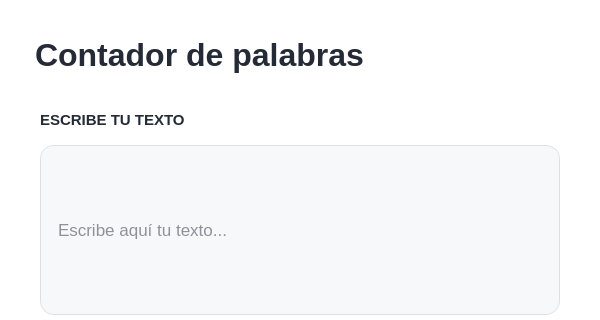
253111996-ai/ContadorPalabrasROMR, file contadorPalabras.ui: the form before one commit; both pictures show x 0 to 600 and y 0 to 320 of the 600 by 620 pixel window.
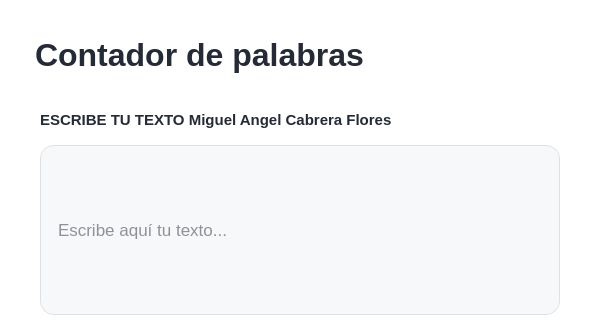
The form after the commit.

Commit message: Se agrego a Miguel

The edit to the form file:
```diff
--- a/contadorPalabras.ui
+++ b/contadorPalabras.ui
@@ -90,11 +90,12 @@
      <font>
       <family>Segoe UI</family>
       <pointsize>11</pointsize>
+      <weight>75</weight>
       <bold>true</bold>
      </font>
     </property>
     <property name="text">
-     <string>ESCRIBE TU TEXTO</string>
+     <string>ESCRIBE TU TEXTO Miguel Angel Cabrera Flores</string>
     </property>
    </widget>
 
```
Left out of the diff: 13 changed lines with no effect on the pictures.
